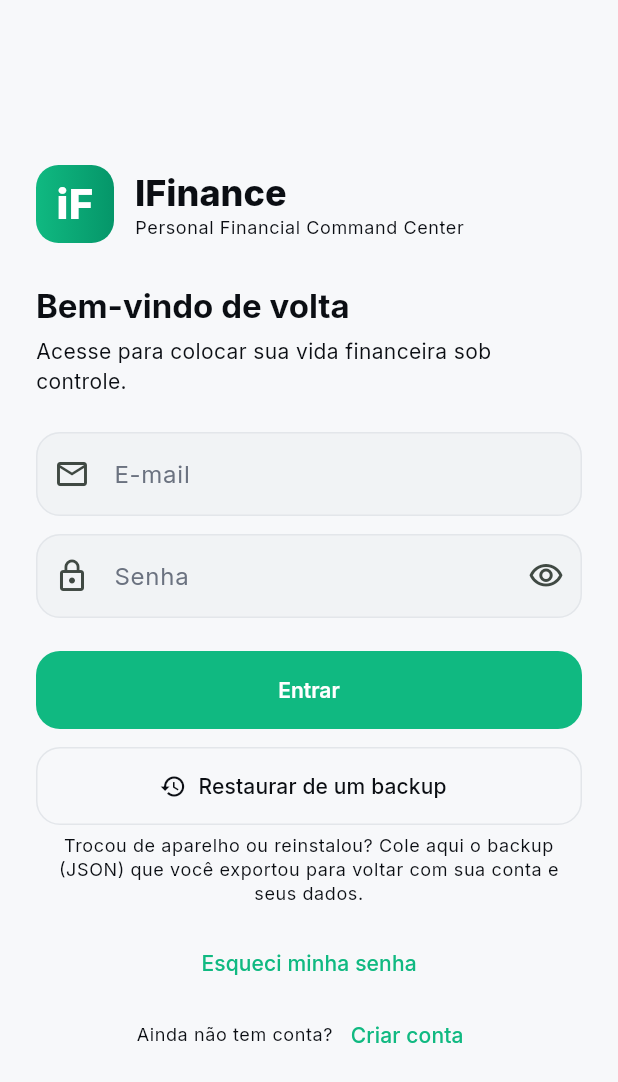
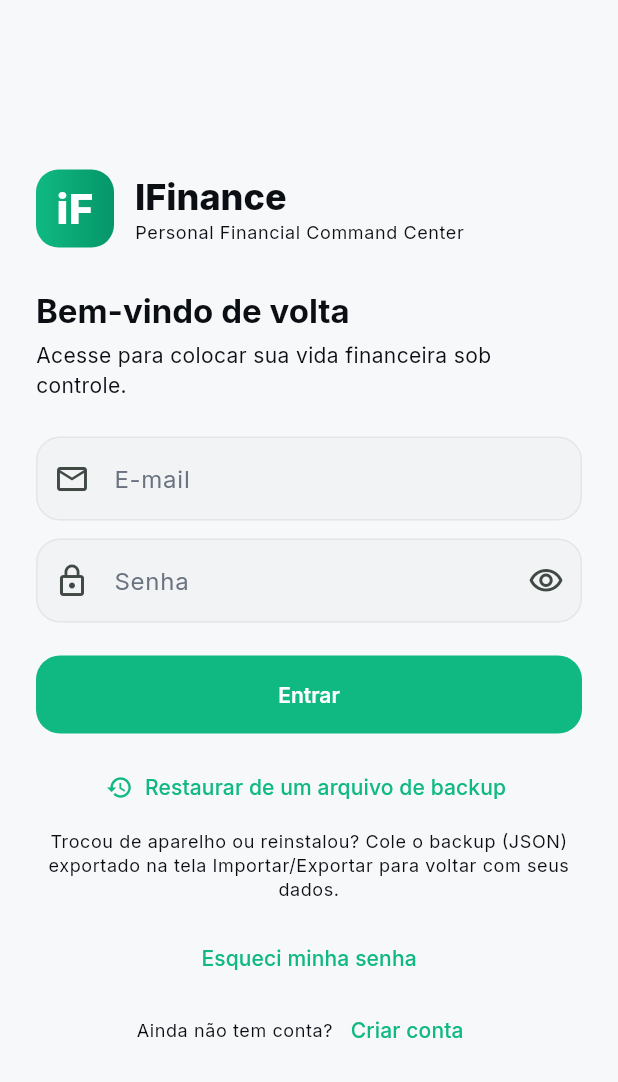
Before and after one commit to IvneyFerreira/Ifinance, a Flutter app: the screen it shows after launch, on a phone screen of 412 x 824 dp. Shown: the top 1082 px of the screen. Run offline on Flutter 3.47's test engine with Material 3 defaults, Android fonts, the phone set to English and light mode, and no system bars; our stand-ins replace file_picker, flutter_local_notifications, flutter_timezone, google_fonts, hive_flutter, local_auth and 4 more; missing offline and left inert: passkeys, qr; accounts and stored records are empty.

Commit message:
fix(pt-BR): data helper para hora e rodape de restauracao de backup no login

```diff
--- a/lib/core/utils/date_helpers.dart
+++ b/lib/core/utils/date_helpers.dart
@@ -11,6 +11,9 @@ class DateHelpers {
   static final DateFormat monthYear = DateFormat('MMMM yyyy', 'pt_BR');
   static final DateFormat weekdayShort = DateFormat('EEE', 'pt_BR');
   static final DateFormat iso = DateFormat('yyyy-MM-dd');
+
+  /// Hora no padrão brasileiro ("14:35").
+  static final DateFormat time = DateFormat('HH:mm', 'pt_BR');
 
   /// "2026-03-12" (para CSV/backup).
   static String isoDate(DateTime d) => iso.format(dateOnly(d));
--- a/lib/ui/auth/login_screen.dart
+++ b/lib/ui/auth/login_screen.dart
@@ -356,15 +356,15 @@ class _LoginScreenState extends State<LoginScreen> {
                     ),
                   ],
                   const SizedBox(height: 12),
-                  OutlinedButton.icon(
+                  TextButton.icon(
                     onPressed: _busy ? null : _restoreFromBackup,
-                    icon: const Icon(Icons.restore),
-                    label: const Text('Restaurar de um backup'),
+                    icon: const Icon(Icons.restore, size: 18),
+                    label: const Text('Restaurar de um arquivo de backup'),
                   ),
-                  const SizedBox(height: 6),
+                  const SizedBox(height: 4),
                   Text(
-                    'Trocou de aparelho ou reinstalou? Cole aqui o backup (JSON) '
-                    'que você exportou para voltar com sua conta e seus dados.',
+                    'Trocou de aparelho ou reinstalou? Cole o backup (JSON) '
+                    'exportado na tela Importar/Exportar para voltar com seus dados.',
                     textAlign: TextAlign.center,
                     style: t.bodySmall,
                   ),
```
